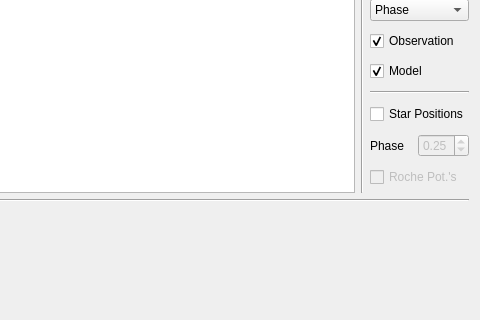
Varnani/PyWD2015, file resources/syntheticcurvewidget.ui: the form before one commit; both pictures show x 430 to 910 and y 93 to 413 of the 910 by 700 pixel window.
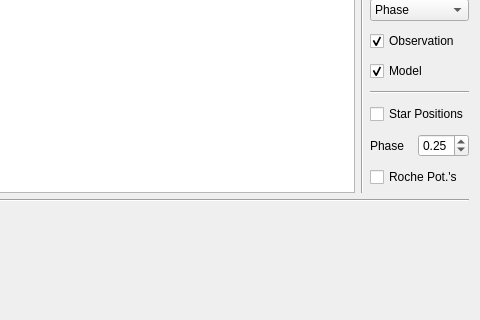
The form after the commit.

```diff
--- a/resources/syntheticcurvewidget.ui
+++ b/resources/syntheticcurvewidget.ui
@@ -31,7 +31,7 @@
        <item row="8" column="1">
         <widget class="QDoubleSpinBox" name="phase_spinbox">
          <property name="enabled">
-          <bool>false</bool>
+          <bool>true</bool>
          </property>
          <property name="decimals">
           <number>2</number>
@@ -137,7 +137,7 @@
        <item row="9" column="0" colspan="2">
         <widget class="QCheckBox" name="roche_chk">
          <property name="enabled">
-          <bool>false</bool>
+          <bool>true</bool>
          </property>
          <property name="toolTip">
           <string>Draw Roche equipotential surfaces onto star positions. This option is only valid when Phase = 0.25</string>
```
